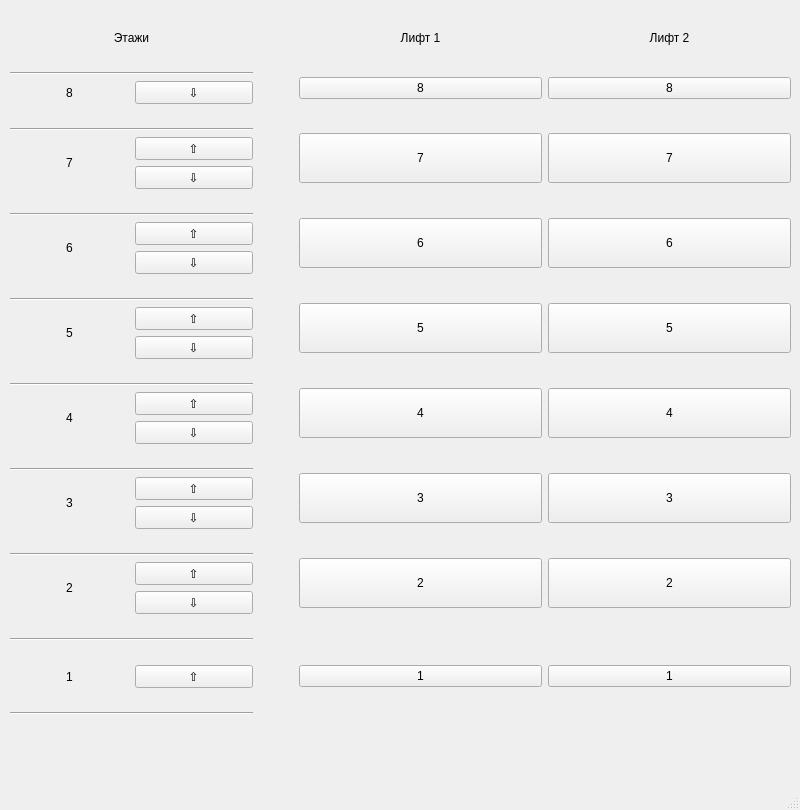
Old version of the form lab_04/main_window.ui in the repository jur4ikoff/bmstu-oop.
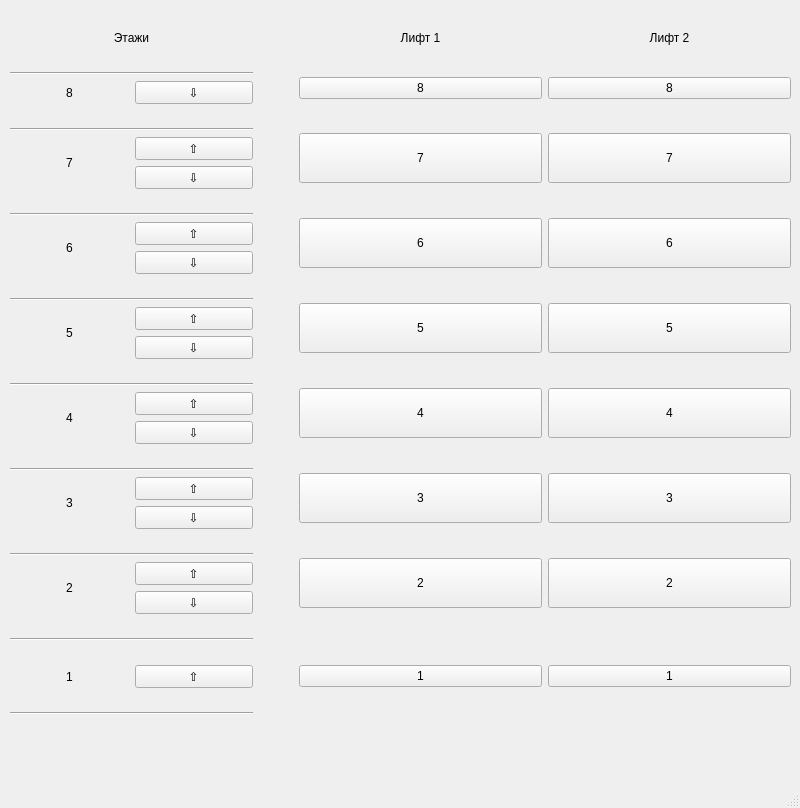
New version of the form.

```diff
--- a/lab_04/main_window.ui
+++ b/lab_04/main_window.ui
@@ -7,7 +7,7 @@
     <x>0</x>
     <y>0</y>
     <width>800</width>
-    <height>810</height>
+    <height>808</height>
    </rect>
   </property>
   <property name="windowTitle">
```
Left out of the diff: 3 changed lines with no effect on the pictures.
